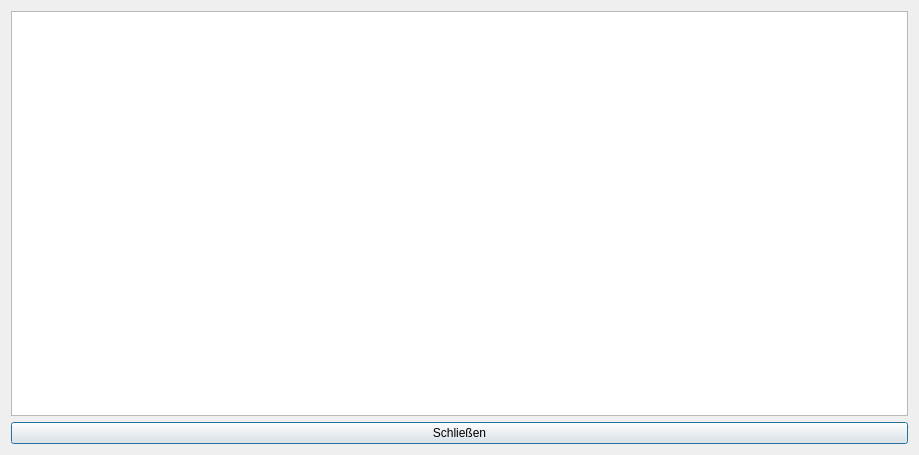
The window that windowPositions.ui (MarcelGep/RechnungsApp) describes before a commit, drawn with Qt 5.
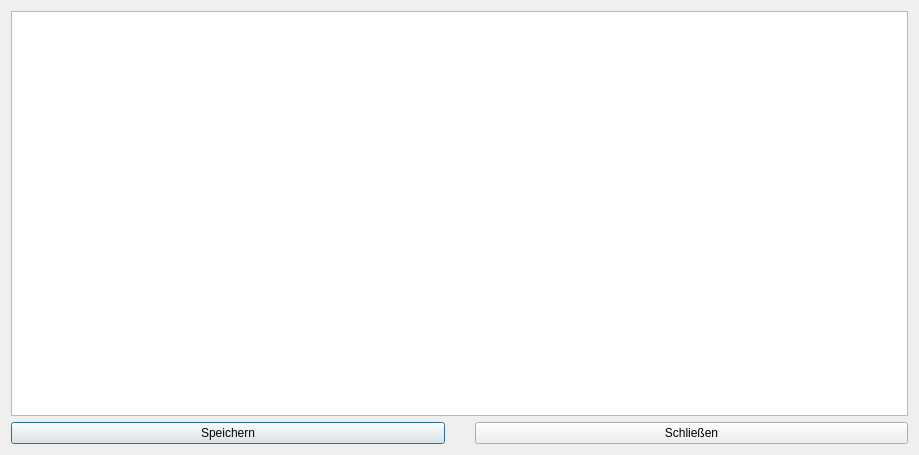
The same window after the commit.

The edit to the form file:
```diff
--- a/windowPositions.ui
+++ b/windowPositions.ui
@@ -52,11 +52,25 @@
     </widget>
    </item>
    <item>
+    <layout class="QHBoxLayout" name="horizontalLayout">
+     <property name="spacing">
+      <number>30</number>
+     </property>
+     <item>
+      <widget class="QPushButton" name="btnPositionSave">
+       <property name="text">
+        <string>Speichern</string>
+       </property>
+      </widget>
+     </item>
+     <item>
     <widget class="QPushButton" name="btnClose">
      <property name="text">
       <string>Schließen</string>
      </property>
     </widget>
+     </item>
+    </layout>
    </item>
   </layout>
  </widget>
```
Lines whose indentation alone changed are shown as unchanged.
